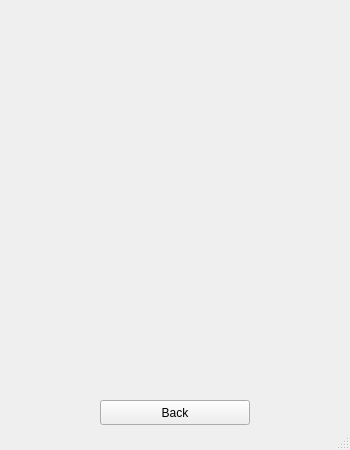
The window that GolfApp/profile.ui (drober23/CS340-GolfApp) describes before a commit, drawn with Qt 5.
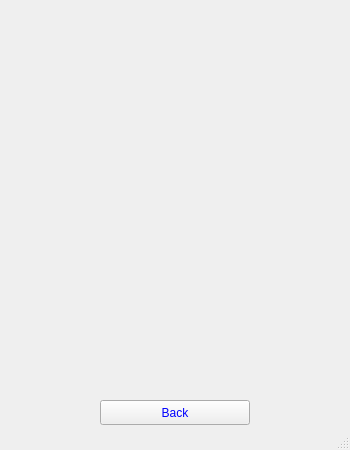
The same window after the commit. Icons and pictures are not drawn.

Commit message: some graphics and new logo

Patch:
```diff
--- a/GolfApp/profile.ui
+++ b/GolfApp/profile.ui
@@ -13,6 +13,9 @@
   <property name="windowTitle">
    <string>GolfApp</string>
   </property>
+  <property name="styleSheet">
+   <string notr="true">background-image: url(:/new/prefix1/LOGO.jpg);</string>
+  </property>
   <widget class="QWidget" name="centralwidget">
    <widget class="QPushButton" name="backButton">
     <property name="geometry">
@@ -23,6 +26,10 @@
       <height>25</height>
      </rect>
     </property>
+    <property name="styleSheet">
+     <string notr="true">color: rgb(0, 0, 255);
+font: 10pt &quot;Comic Sans MS&quot;;</string>
+    </property>
     <property name="text">
      <string>Back</string>
     </property>
```
Left out of the diff: 2 changed lines with no effect on the pictures. The commit also changes 30 other files.
